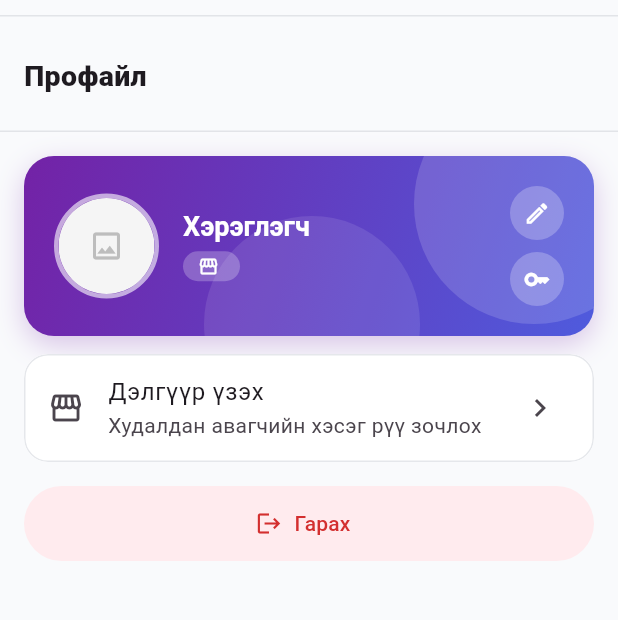
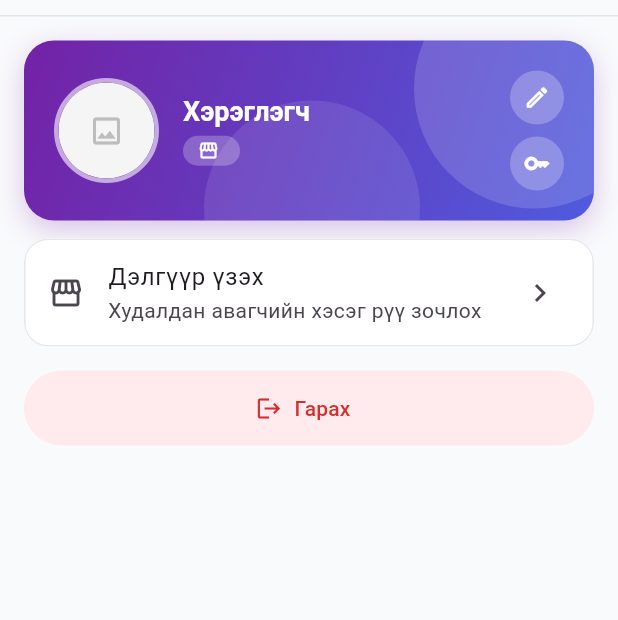
Before and after one commit to Aagii06/baagii-shop, a Flutter app: the AdminProfilePage screen opened directly, on a phone screen of 412 x 824 dp, the part 75-695 px from its top. Run offline on Flutter 3.47's test engine with Material 3 defaults, Android fonts, the phone set to English and light mode, and no system bars; our stand-ins replace cached_network_image, image_picker, shared_preferences; accounts and stored records are empty; network calls fail.

Commit message:
Update profile_page.dart

```diff
--- a/uvsshop_app/lib/ui/admin/profile_page.dart
+++ b/uvsshop_app/lib/ui/admin/profile_page.dart
@@ -71,7 +71,6 @@ class AdminProfilePage extends StatelessWidget {
       body: ListView(
         padding: EdgeInsets.zero,
         children: [
-          const AdminPageHeader(title: 'Профайл'),
           Padding(
             padding: const EdgeInsets.fromLTRB(16, 16, 16, 24),
             child: Column(
```
